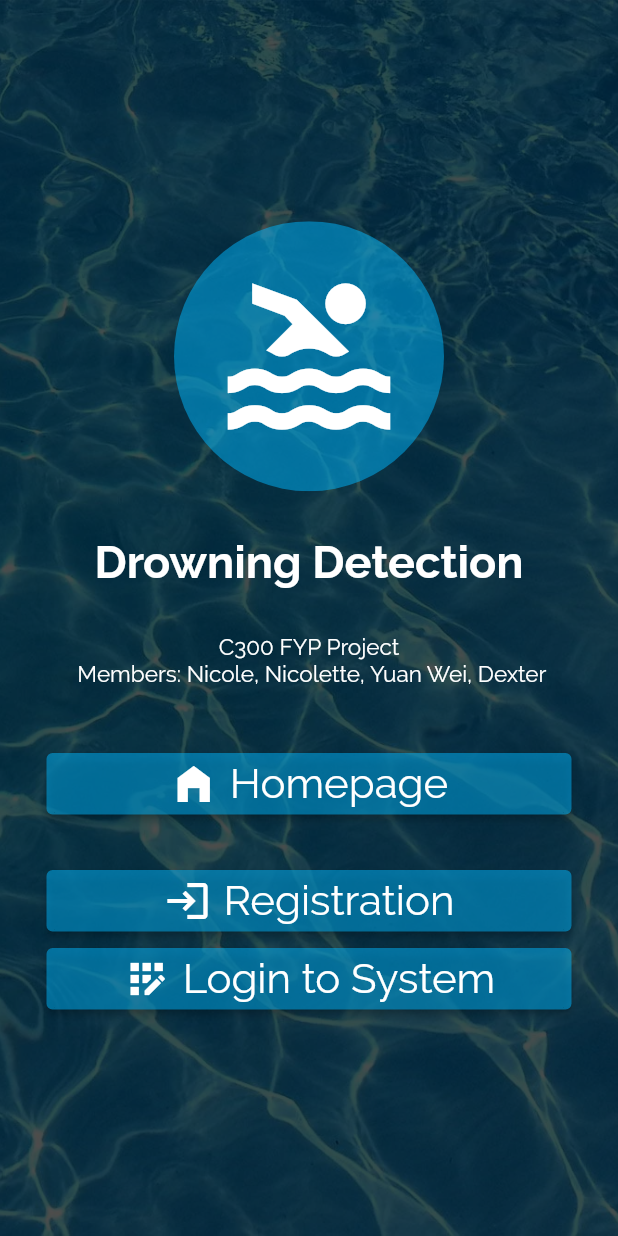
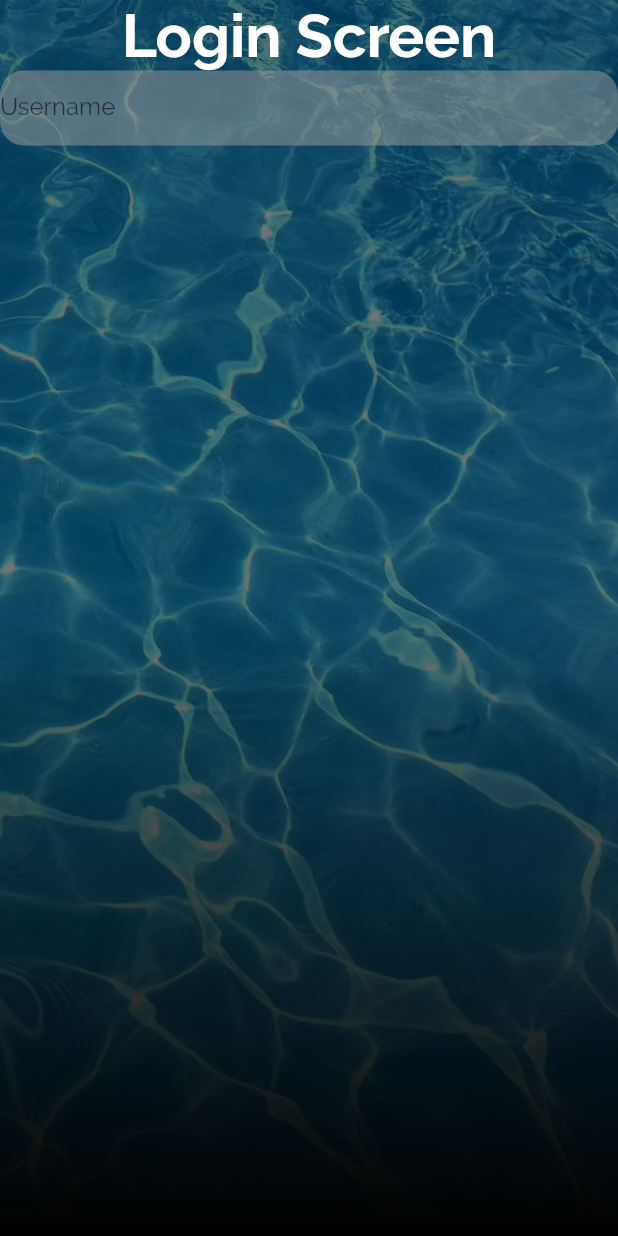
Before and after one commit to ngicolee/C300_DrowningDetection, a Flutter app: the screen it shows after launch, after a tap on "Login to System", on a phone screen of 412 x 824 dp. Run offline on Flutter 3.47's test engine with Material 2 defaults, Android fonts, the phone set to English and light mode, and no system bars.

Commit message:
Added Basic Registration and Login Page

```diff
--- a/lib/helpers/appcolors.dart
+++ b/lib/helpers/appcolors.dart
@@ -5,4 +5,5 @@ import 'dart:ui';
 
 class AppColors {
   static const Color MAIN_COLOR = Color.fromARGB(255, 0, 183, 255);
+  static const Color SUB_COLOR = Color(0xff5663ff);
 }
--- a/lib/pages/homepage.dart
+++ b/lib/pages/homepage.dart
@@ -1,7 +1,5 @@
 // ignore_for_file: avoid_unnecessary_containers, use_key_in_widget_constructors, unnecessary_this
 
-import 'package:c300drowningdetection/helpers/appcolors.dart';
-import 'package:c300drowningdetection/helpers/iconhelper.dart';
 import 'package:c300drowningdetection/helpers/utils.dart';
 import 'package:c300drowningdetection/models/homecategory.dart';
 import 'package:c300drowningdetection/pages/selectedcategorypage.dart';
--- /dev/null
+++ b/lib/pages/loginpage.dart
@@ -0,0 +1,50 @@
+// ignore_for_file: use_key_in_widget_constructors, prefer_const_constructors
+
+import 'package:c300drowningdetection/colorpalette.dart';
+import 'package:flutter/material.dart';
+
+class LoginPage extends StatelessWidget {
+  @override
+  Widget build(BuildContext context) {
+    return Stack(children: [
+      ShaderMask(
+        shaderCallback: (rect) => LinearGradient(
+          begin: Alignment.bottomCenter,
+          end: Alignment.center,
+          colors: const [Colors.black, Colors.transparent],
+        ).createShader(rect),
+        blendMode: BlendMode.darken,
+        child: Container(
+            decoration: BoxDecoration(
+          image: DecorationImage(
+            image: AssetImage('assets/imgs/Background.jpg'),
+            fit: BoxFit.cover,
+            colorFilter: ColorFilter.mode(Colors.black54, BlendMode.darken),
+          ),
+        )),
+      ),
+      Scaffold(
+          backgroundColor: Colors.transparent,
+          body: Column(children: [
+            Flexible(
+              child: Text(
+                'Login Screen',
+                style: TextStyle(
+                    color: Colors.white,
+                    fontSize: 40,
+                    fontWeight: FontWeight.bold),
+              ),
+            ),
+            Container(
+                height: 50,
+                decoration: BoxDecoration(
+                  color: Colors.grey[500]?.withOpacity(0.5),
+                  borderRadius: BorderRadius.circular(16),
+                ),
+                child: TextField(
+                    decoration: InputDecoration(
+                        border: InputBorder.none, hintText: 'Username')))
+          ]))
+    ]);
+  }
+}
--- /dev/null
+++ b/lib/pages/pages.dart
@@ -0,0 +1 @@
+export 'loginpage.dart';
--- a/lib/pages/streamingpage.dart
+++ b/lib/pages/streamingpage.dart
@@ -1,4 +1,5 @@
 // ignore_for_file: use_key_in_widget_constructors, unnecessary_this, must_be_immutable, import_of_legacy_library_into_null_safe
+// ignore_for_file: avoid_unnecessary_containers
 
 import 'package:c300drowningdetection/models/subcategory.dart';
 import 'package:c300drowningdetection/widgets/categoryicons.dart';
--- a/lib/widgets/mainappbar.dart
+++ b/lib/widgets/mainappbar.dart
@@ -1,4 +1,4 @@
-// ignore_for_file: use_key_in_widget_constructors, prefer_const_constructors, unnecessary_new
+// ignore_for_file: use_key_in_widget_constructors, prefer_const_constructors, unnecessary_new, must_be_immutable
 
 import 'package:c300drowningdetection/helpers/appcolors.dart';
 import 'package:c300drowningdetection/helpers/iconhelper.dart';
```
Also changed, not shown: lib/colorpalette.dart (added, +7 -0 lines), lib/pages/registrationpage.dart (added, +27 -0 lines), lib/pages/welcomepage.dart (+5 -2 lines), 1 other file.
